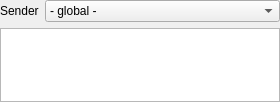
First picture: the form in cxx/listeners/Observatory/QSenderSubscriptions.ui, repository constellation-daq/Constellation, before the edit.
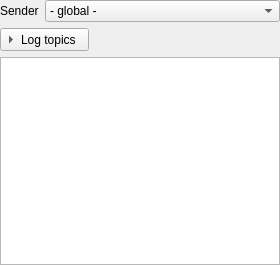
Second picture: the form after the edit. Custom widgets are drawn as their Qt base class.

Commit message: Observatory: collabisble sections

What changed in the file:
```diff
--- a/cxx/listeners/Observatory/QSenderSubscriptions.ui
+++ b/cxx/listeners/Observatory/QSenderSubscriptions.ui
@@ -7,7 +7,7 @@
     <x>0</x>
     <y>0</y>
     <width>280</width>
-    <height>102</height>
+    <height>265</height>
    </rect>
   </property>
   <property name="sizePolicy">
@@ -87,7 +87,7 @@
      </item>
     </widget>
    </item>
-   <item row="1" column="0" colspan="2">
+   <item row="2" column="0" colspan="2">
     <widget class="QTableView" name="topicsView">
      <property name="verticalScrollBarPolicy">
       <enum>Qt::ScrollBarAsNeeded</enum>
@@ -118,8 +118,28 @@
      </attribute>
     </widget>
    </item>
+   <item row="1" column="0" colspan="2">
+    <widget class="QCollapseButton" name="collapseButton">
+     <property name="text">
+      <string>Log topics</string>
+     </property>
+     <property name="toolButtonStyle">
+      <enum>Qt::ToolButtonStyle::ToolButtonTextBesideIcon</enum>
+     </property>
+     <property name="arrowType">
+      <enum>Qt::ArrowType::RightArrow</enum>
+     </property>
+    </widget>
+   </item>
   </layout>
  </widget>
+ <customwidgets>
+  <customwidget>
+   <class>QCollapseButton</class>
+   <extends>QToolButton</extends>
+   <header>QCollapseButton.hpp</header>
+  </customwidget>
+ </customwidgets>
  <resources/>
  <connections/>
 </ui>
```
Left out of the diff: 10 changed lines with no effect on the pictures. The commit also changes 2 other files.
